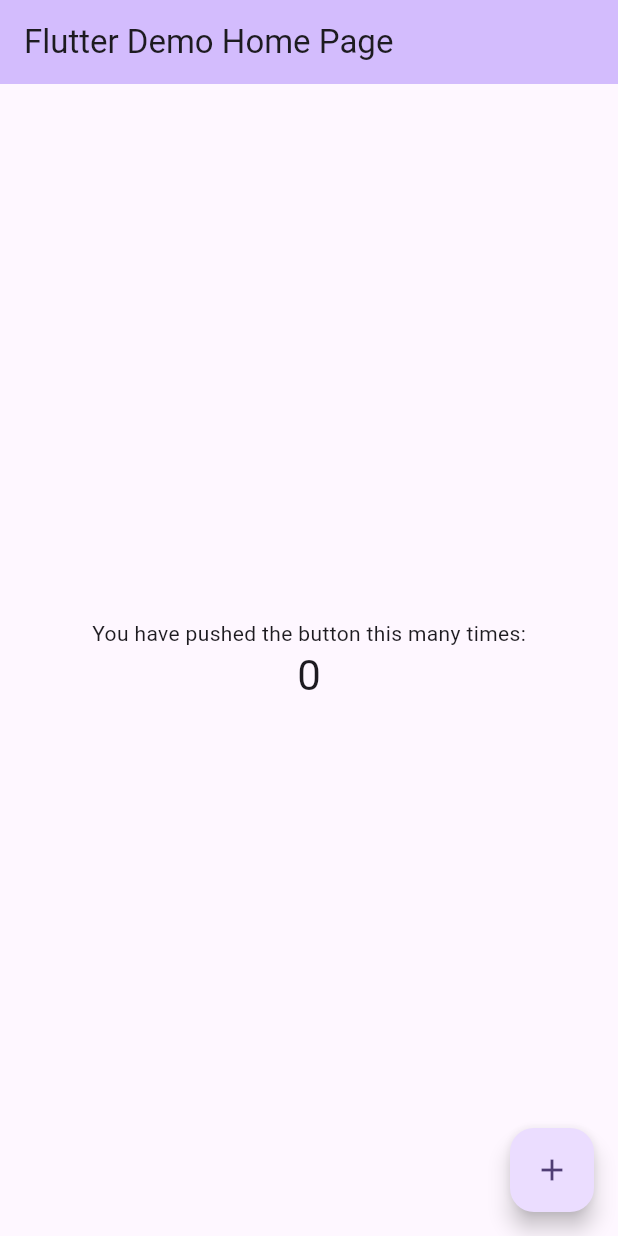
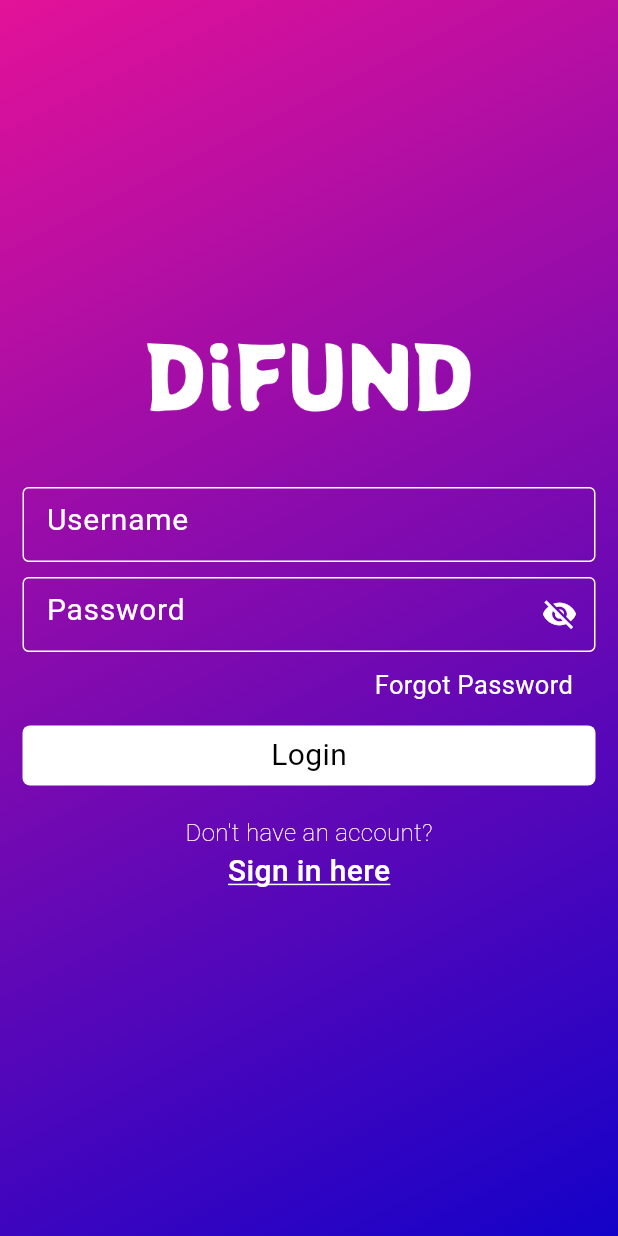
Before and after one commit to dhrisyapn/difund, a Flutter app: the screen it shows after launch, on a phone screen of 412 x 824 dp. Run offline on Flutter 3.47's test engine with Material 3 defaults, Android fonts, the phone set to English and light mode, and no system bars.

Commit message:
login page added

```diff
--- /dev/null
+++ b/lib/login.dart
@@ -0,0 +1,148 @@
+import 'package:difund/home.dart';
+import 'package:difund/signup.dart';
+import 'package:flutter/material.dart';
+
+class LoginPage extends StatefulWidget {
+  const LoginPage({super.key});
+
+  @override
+  State<LoginPage> createState() => _LoginPageState();
+}
+
+class _LoginPageState extends State<LoginPage> {
+  bool visible=false;
+  var eyeicon=Icon(Icons.visibility_off);
+  void toggleicon(){
+
+    setState(() {
+      visible=!visible;
+      if(!visible){
+        eyeicon=Icon(Icons.visibility);
+    }
+    else{
+
+        eyeicon=Icon(Icons.visibility_off);
+    }
+
+    });
+  }
+  @override
+  Widget build(BuildContext context) {
+    return Scaffold(
+      backgroundColor: Colors.transparent,
+      body: Container(
+        height: double.infinity,
+        width: double.infinity,
+    decoration: BoxDecoration(
+      gradient: LinearGradient(
+        colors: [Color(0xffE31298), Color(0xff1402C8)],
+        begin: Alignment.topLeft,
+        end: Alignment.bottomRight,
+      ),
+    ),
+    child: SafeArea(
+      child: Column(
+        mainAxisAlignment: MainAxisAlignment.center,
+        crossAxisAlignment: CrossAxisAlignment.center,
+        children: [
+          Image.asset('assets/logo.png',
+          width: 216,
+          ),
+          Padding(
+            padding: const EdgeInsets.only(left: 15,right: 15,top: 50),
+            child: SizedBox(height: 50,
+              child: TextField(
+                cursorColor: Colors.white,
+                decoration: InputDecoration(
+                hintText: 'Username',hintStyle: TextStyle(color: Colors.white,fontSize: 20,),
+                                 enabledBorder: OutlineInputBorder(borderSide: BorderSide(color: Colors.white,width: 1)),
+                                 focusedBorder:  OutlineInputBorder(borderSide: BorderSide(color: Colors.white,width: 1))
+                                 ),
+                                 style: TextStyle(color: Colors.white,fontSize: 20),
+                                 ),
+            ),
+          ),
+          Padding(
+            padding: const EdgeInsets.only(left: 15,right: 15,top: 10),
+            child: SizedBox(height: 50,
+              child: TextField(
+                cursorColor: Colors.white,
+                decoration: InputDecoration(
+                  suffixIcon: IconButton(onPressed: toggleicon, icon: eyeicon,color: Colors.white,),
+                  hintText: 'Password',hintStyle: TextStyle(color: Colors.white,fontSize: 20,),
+                                 enabledBorder: OutlineInputBorder(borderSide: BorderSide(color: Colors.white,width: 1)),
+                                 focusedBorder:  OutlineInputBorder(borderSide: BorderSide(color: Colors.white,width: 1))
+                                 ),
+                                 style: TextStyle(color: Colors.white,fontSize: 20),
+                                  obscureText: visible,
+                                 ),
+            ),
+          ),
+          Padding(
+            padding: const EdgeInsets.only(right: 30,top: 10),
+            child: Row(
+              mainAxisAlignment: MainAxisAlignment.end,
+              children: [
+                Text("Forgot Password",style: TextStyle(fontSize: 17,color: Colors.white),),
+              ],
+            ),
+          ),
+           Padding(
+             padding: const EdgeInsets.only(left: 15,right: 15,top: 15),
+             child: Container(
+                    width: double.infinity,
+                    height: 40,
+                    decoration: BoxDecoration(
+                      borderRadius: BorderRadius.circular(5),
+                      color: Colors.white
+                    ),
+                    child: GestureDetector(
+                      onTap: () {
+                     Navigator.pushReplacement(context, MaterialPageRoute(builder: (context)=>HomePage()));
+                  },
+                      child: Center(
+                        child: Text(
+                          "Login",
+                          style: TextStyle(
+                            fontSize: 20,
+                            fontWeight: FontWeight.w400,
+                            color: Colors.black
+                          ),),
+                      ),
+                    ),
+
+                   ),
+           ),
+           Padding(
+             padding: const EdgeInsets.only(top: 20),
+             child: Text(
+                    "Don't have an account?",
+                    style: TextStyle(
+                      fontSize: 16,
+                      fontWeight: FontWeight.w100,
+                      color: Colors.white,
+                    ),),
+           ),
+           GestureDetector(
+            onTap: () {
+                     Navigator.pushReplacement(context, MaterialPageRoute(builder: (context)=>SignUp()));
+                  },
+             child: Text(
+                      "Sign in here",
+                      style: TextStyle(
+                        fontSize: 20,
+                        fontWeight: FontWeight.w500,
+                        color: Colors.white,
+                        decoration: TextDecoration.underline,
+                        decorationColor: Colors.white,
+
+                      ),
+                      ),
+           ),
+        ],
+      ),
+    ),
+  ),
+    );
+  }
+}
--- a/lib/main.dart
+++ b/lib/main.dart
@@ -1,3 +1,4 @@
+import 'package:difund/login.dart';
 import 'package:flutter/material.dart';
 
 void main() {
@@ -11,115 +12,14 @@
   @override
   Widget build(BuildContext context) {
     return MaterialApp(
-      title: 'Flutter Demo',
+      title: 'DiFUND',
       theme: ThemeData(
-        // This is the theme of your application.
-        //
-        // TRY THIS: Try running your application with "flutter run". You'll see
-        // the application has a purple toolbar. Then, without quitting the app,
-        // try changing the seedColor in the colorScheme below to Colors.green
-        // and then invoke "hot reload" (save your changes or press the "hot
-        // reload" button in a Flutter-supported IDE, or press "r" if you used
-        // the command line to start the app).
-        //
-        // Notice that the counter didn't reset back to zero; the application
-        // state is not lost during the reload. To reset the state, use hot
-        // restart instead.
-        //
-        // This works for code too, not just values: Most code changes can be
-        // tested with just a hot reload.
-        colorScheme: ColorScheme.fromSeed(seedColor: Colors.deepPurple),
+
         useMaterial3: true,
+
       ),
-      home: const MyHomePage(title: 'Flutter Demo Home Page'),
+    debugShowCheckedModeBanner: false,
+    home: LoginPage(),
     );
   }
 }
-
-class MyHomePage extends StatefulWidget {
-  const MyHomePage({super.key, required this.title});
-
-  // This widget is the home page of your application. It is stateful, meaning
-  // that it has a State object (defined below) that contains fields that affect
-  // how it looks.
-
-  // This class is the configuration for the state. It holds the values (in this
-  // case the title) provided by the parent (in this case the App widget) and
-  // used by the build method of the State. Fields in a Widget subclass are
-  // always marked "final".
-
-  final String title;
-
-  @override
-  State<MyHomePage> createState() => _MyHomePageState();
-}
-
-class _MyHomePageState extends State<MyHomePage> {
-  int _counter = 0;
-
-  void _incrementCounter() {
-    setState(() {
-      // This call to setState tells the Flutter framework that something has
-      // changed in this State, which causes it to rerun the build method below
-      // so that the display can reflect the updated values. If we changed
-      // _counter without calling setState(), then the build method would not be
-      // called again, and so nothing would appear to happen.
-      _counter++;
-    });
-  }
-
-  @override
-  Widget build(BuildContext context) {
-    // This method is rerun every time setState is called, for instance as done
-    // by the _incrementCounter method above.
-    //
-    // The Flutter framework has been optimized to make rerunning build methods
-    // fast, so that you can just rebuild anything that needs updating rather
-    // than having to individually change instances of widgets.
-    return Scaffold(
-      appBar: AppBar(
-        // TRY THIS: Try changing the color here to a specific color (to
-        // Colors.amber, perhaps?) and trigger a hot reload to see the AppBar
-        // change color while the other colors stay the same.
-        backgroundColor: Theme.of(context).colorScheme.inversePrimary,
-        // Here we take the value from the MyHomePage object that was created by
-        // the App.build method, and use it to set our appbar title.
-        title: Text(widget.title),
-      ),
-      body: Center(
-        // Center is a layout widget. It takes a single child and positions it
-        // in the middle of the parent.
-        child: Column(
-          // Column is also a layout widget. It takes a list of children and
-          // arranges them vertically. By default, it sizes itself to fit its
-          // children horizontally, and tries to be as tall as its parent.
-          //
-          // Column has various properties to control how it sizes itself and
-          // how it positions its children. Here we use mainAxisAlignment to
-          // center the children vertically; the main axis here is the vertical
-          // axis because Columns are vertical (the cross axis would be
-          // horizontal).
-          //
-          // TRY THIS: Invoke "debug painting" (choose the "Toggle Debug Paint"
-          // action in the IDE, or press "p" in the console), to see the
-          // wireframe for each widget.
-          mainAxisAlignment: MainAxisAlignment.center,
-          children: <Widget>[
-            const Text(
-              'You have pushed the button this many times:',
-            ),
-            Text(
-              '$_counter',
-              style: Theme.of(context).textTheme.headlineMedium,
-            ),
-          ],
-        ),
-      ),
-      floatingActionButton: FloatingActionButton(
-        onPressed: _incrementCounter,
-        tooltip: 'Increment',
-        child: const Icon(Icons.add),
-      ), // This trailing comma makes auto-formatting nicer for build methods.
-    );
-  }
-}
--- a/pubspec.yaml
+++ b/pubspec.yaml
@@ -59,8 +59,8 @@ flutter:
   uses-material-design: true
 
   # To add assets to your application, add an assets section, like this:
-  # assets:
-  #   - images/a_dot_burr.jpeg
+  assets:
+    - assets/
   #   - images/a_dot_ham.jpeg
 
   # An image asset can refer to one or more resolution-specific "variants", see
```
Also changed, not shown: lib/home.dart (added, +17 -0 lines), lib/signup.dart (added, +135 -0 lines), assets/logo.png (added).
